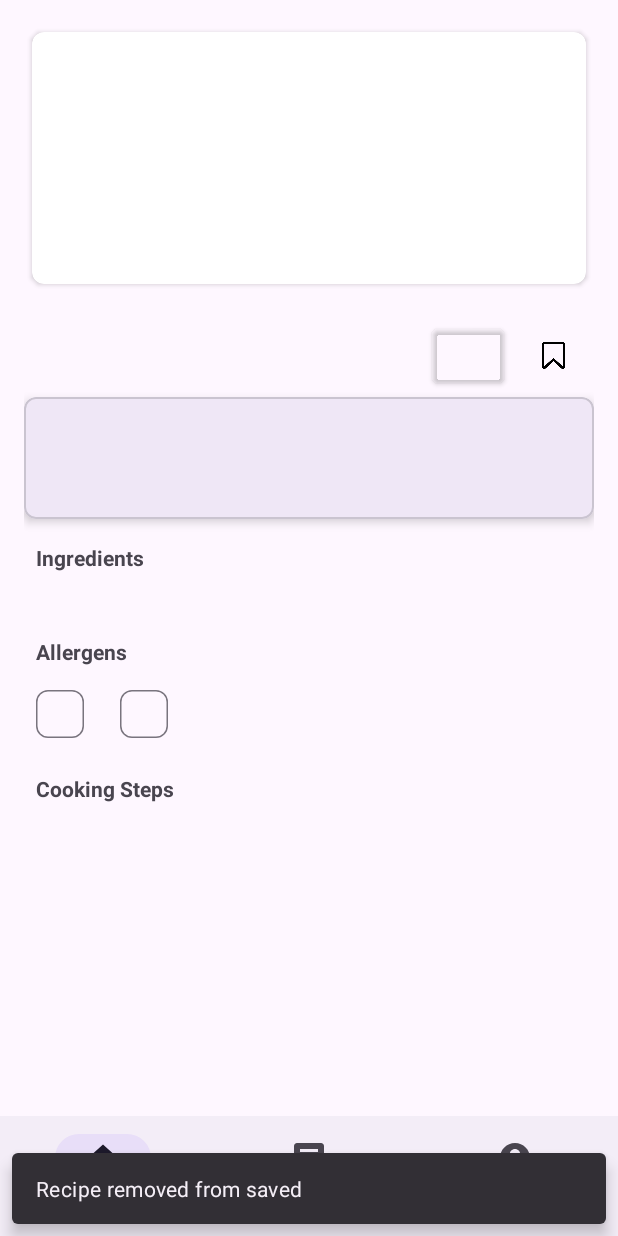
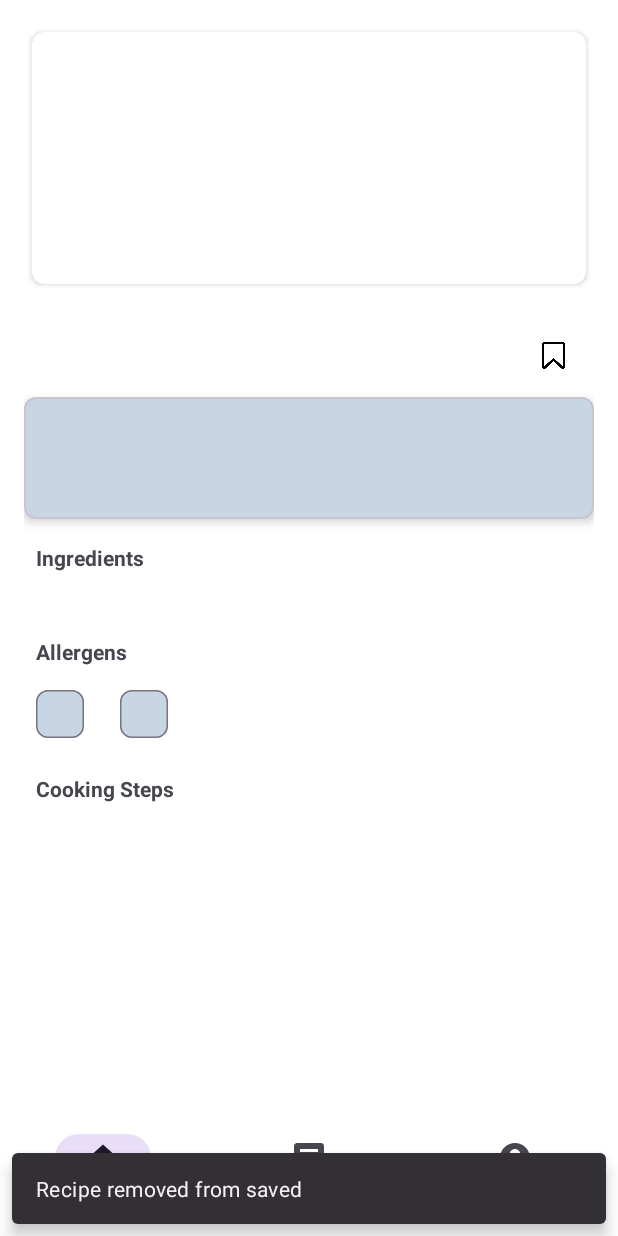
Before and after one commit to alowjw08/UMFeed, an Android app: the fragment RecipeDetailFragment placed in its activity, on a phone screen of 412 x 824 dp. Run offline under Robolectric (Android 15) with nearby library versions, the phone set to English and light mode, and no system bars; our stand-ins replace Firebase (no records; nobody signed in at launch, a user with empty details on screens opened directly), navigation-ui; pictures from the network do not load; 1 statement that could not run was skipped.

Commit message:
Update UI design

```diff
--- a/app/src/main/java/com/example/umfeed/views/HomeFragment.java
+++ b/app/src/main/java/com/example/umfeed/views/HomeFragment.java
@@ -1,6 +1,5 @@
 package com.example.umfeed.views;
 
-import android.content.Intent;
 import android.os.Bundle;
 import android.view.LayoutInflater;
 import android.view.View;
@@ -21,8 +20,6 @@ import com.example.umfeed.repositories.UserRepository;
 import com.example.umfeed.viewmodels.MainViewModel;
 import com.example.umfeed.utils.TimeUtils;
 import com.example.umfeed.viewmodels.MainViewModelFactory;
-import com.example.umfeed.views.auth.LoginActivity;
-import com.google.firebase.auth.FirebaseAuth;
 
 public class HomeFragment extends Fragment {
     private MainViewModel viewModel;
@@ -54,12 +51,6 @@ public class HomeFragment extends Fragment {
         initializeViews(view);
         setupClickListeners(view);
         observeViewModel();
-
-        view.findViewById(R.id.temp_sign_out_button).setOnClickListener(v -> {
-            FirebaseAuth.getInstance().signOut();
-            startActivity(new Intent(requireActivity(), LoginActivity.class));
-            requireActivity().finish();
-        });
 
         return view;
     }
--- a/app/src/main/java/com/example/umfeed/views/profile/ProfileFragment.java
+++ b/app/src/main/java/com/example/umfeed/views/profile/ProfileFragment.java
@@ -18,11 +18,6 @@ import com.example.umfeed.views.auth.ForgotPasswordActivity;
 import com.example.umfeed.views.auth.LoginActivity;
 import com.google.firebase.auth.FirebaseAuth;
 import com.google.firebase.auth.FirebaseUser;
-import com.google.firebase.database.DataSnapshot;
-import com.google.firebase.database.DatabaseError;
-import com.google.firebase.database.DatabaseReference;
-import com.google.firebase.database.FirebaseDatabase;
-import com.google.firebase.database.ValueEventListener;
 import com.google.firebase.firestore.DocumentReference;
 import com.google.firebase.firestore.FirebaseFirestore;
 
@@ -32,7 +27,6 @@ public class ProfileFragment extends Fragment {
     private Button buttonForgotPassword, buttonLogOut, buttonSavedRecipes, buttonDonatedItems;
     private FirebaseAuth firebaseAuth;
     private FirebaseUser currentUser;
-    private DatabaseReference userRef;
 
     public ProfileFragment() {
         // Required empty public constructor
--- a/app/src/main/java/com/example/umfeed/views/recipe/RecipeDetailFragment.java
+++ b/app/src/main/java/com/example/umfeed/views/recipe/RecipeDetailFragment.java
@@ -79,9 +79,6 @@ public class RecipeDetailFragment extends Fragment {
             Log.d(TAG, "Save button clicked for recipe: " + recipeId);
             savedRecipeViewModel.toggleSaveRecipe(recipeId);
         });
-        binding.likeButton.setOnClickListener(v -> {
-            viewModel.likeRecipe(recipeId);
-        });
     }
 
     private void setupObservers() {
--- a/app/src/main/res/layout/activity_main.xml
+++ b/app/src/main/res/layout/activity_main.xml
@@ -20,9 +20,12 @@
         android:id="@+id/bottom_navigation"
         android:layout_width="0dp"
         android:layout_height="wrap_content"
+        android:elevation="8dp"
         app:layout_constraintBottom_toBottomOf="parent"
         app:layout_constraintLeft_toLeftOf="parent"
         app:layout_constraintRight_toRightOf="parent"
+        android:background="@color/white"
+        app:itemRippleColor="@color/light_blue"
         app:menu="@menu/bottom_nav_menu" />
 
 </androidx.constraintlayout.widget.ConstraintLayout>
--- a/app/src/main/res/layout/fragment_donation.xml
+++ b/app/src/main/res/layout/fragment_donation.xml
@@ -5,7 +5,8 @@
     android:id="@+id/donationFragment"
     android:layout_width="match_parent"
     android:layout_height="match_parent"
-    tools:context=".views.foodbank.FoodbankListFragment" >
+    tools:context=".views.foodbank.FoodbankListFragment"
+    android:background="@drawable/home_rounded_bottom">
 
     <androidx.cardview.widget.CardView
         android:id="@+id/topCard"
--- a/app/src/main/res/layout/fragment_recipe_detail.xml
+++ b/app/src/main/res/layout/fragment_recipe_detail.xml
@@ -4,7 +4,8 @@
     xmlns:tools="http://schemas.android.com/tools"
     android:layout_width="match_parent"
     android:layout_height="match_parent"
-    android:padding="16dp">
+    android:padding="16dp"
+    android:background="@color/white">
 
     <androidx.constraintlayout.widget.ConstraintLayout
         android:layout_width="match_parent"
@@ -39,22 +40,8 @@
             android:layout_marginTop="32dp"
             android:textSize="20sp"
             android:textStyle="bold"
-            app:layout_constraintEnd_toStartOf="@id/likeButton"
             app:layout_constraintHorizontal_bias="0.0"
             app:layout_constraintStart_toStartOf="parent"
-            app:layout_constraintTop_toBottomOf="@id/recipeCard" />
-
-        <com.google.android.material.button.MaterialButton
-            android:id="@+id/likeButton"
-            style="@style/Widget.MaterialComponents.Button.Icon"
-            android:layout_width="48dp"
-            android:layout_height="48dp"
-            android:layout_marginTop="24dp"
-            android:layout_marginEnd="12dp"
-            android:icon="@drawable/ic_favourite_border"
-            app:backgroundTint="@android:color/transparent"
-            app:iconTint="@color/black"
-            app:layout_constraintEnd_toStartOf="@id/saveButton"
             app:layout_constraintTop_toBottomOf="@id/recipeCard" />
 
         <!-- Nutrition Facts Section -->
@@ -96,7 +83,8 @@
                 android:layout_width="match_parent"
                 android:layout_height="wrap_content"
                 android:orientation="vertical"
-                android:padding="16dp">
+                android:padding="16dp"
+                android:background="#C8D5E5">
 
                 <TextView
                     android:id="@+id/caloriesText"
@@ -137,6 +125,7 @@
             android:layout_height="wrap_content"
             android:layout_marginTop="8dp"
             android:layout_marginStart="16dp"
+            android:textColor="@color/colorPrimary"
             app:layout_constraintTop_toBottomOf="@id/ingredientsTitle"
             app:layout_constraintStart_toStartOf="parent"
             app:layout_constraintEnd_toEndOf="parent" />
@@ -162,10 +151,12 @@
             app:layout_constraintTop_toBottomOf="@id/allergensTitle">
 
             <com.google.android.material.chip.Chip
+                app:chipBackgroundColor="#C8D5E5"
                 android:layout_width="wrap_content"
                 android:layout_height="wrap_content"/>
 
             <com.google.android.material.chip.Chip
+                app:chipBackgroundColor="#C8D5E5"
                 android:layout_width="wrap_content"
                 android:layout_height="wrap_content"/>
 
@@ -190,6 +181,7 @@
             android:layout_height="wrap_content"
             android:layout_marginTop="8dp"
             android:padding="8dp"
+            android:textColor="@color/colorPrimary"
             app:layout_constraintTop_toBottomOf="@id/stepsTitle"
             android:lineSpacingExtra="4dp"/>
 
```
Also changed, not shown: app/src/main/java/com/example/umfeed/models/recipe/Recipe.java (+0 -17 lines), app/src/main/res/drawable/header_gradient.xml (added, +11 -0 lines), app/src/main/res/drawable/home_rounded_bottom.xml (added, +19 -0 lines), app/src/main/res/layout/fragment_home.xml (+28 -27 lines), app/src/main/res/layout/fragment_recipe_list.xml (+97 -63 lines), app/src/main/res/layout/item_recipe_card.xml (+16 -10 lines), app/src/main/res/values/colors.xml (+11 -0 lines).
